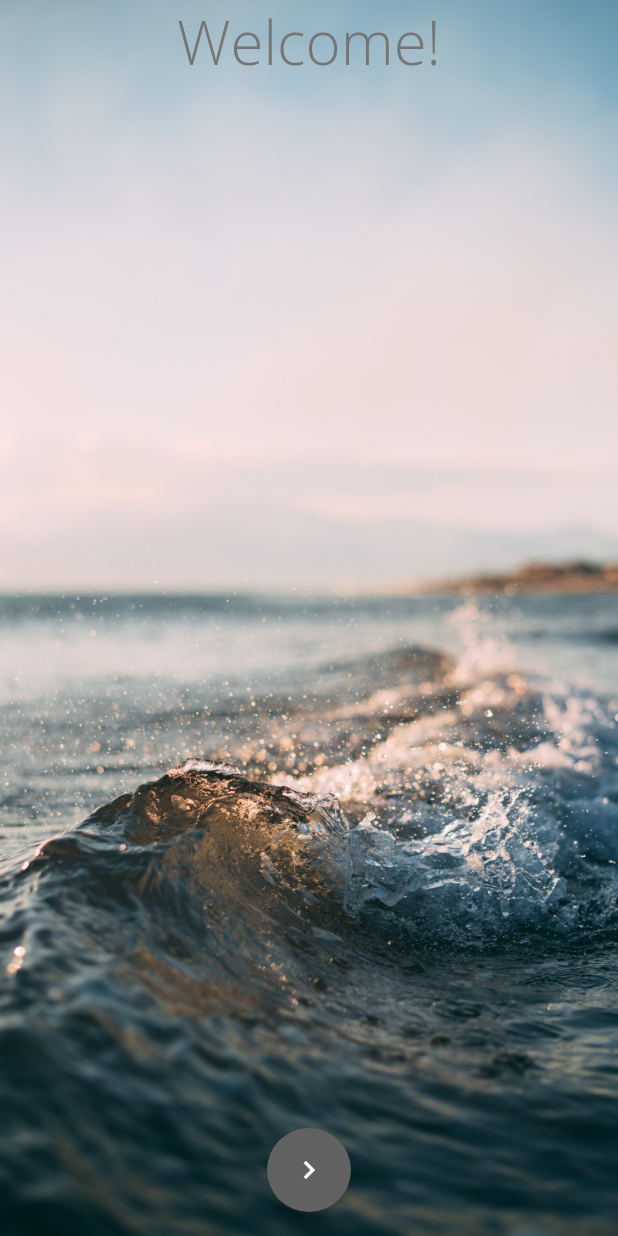
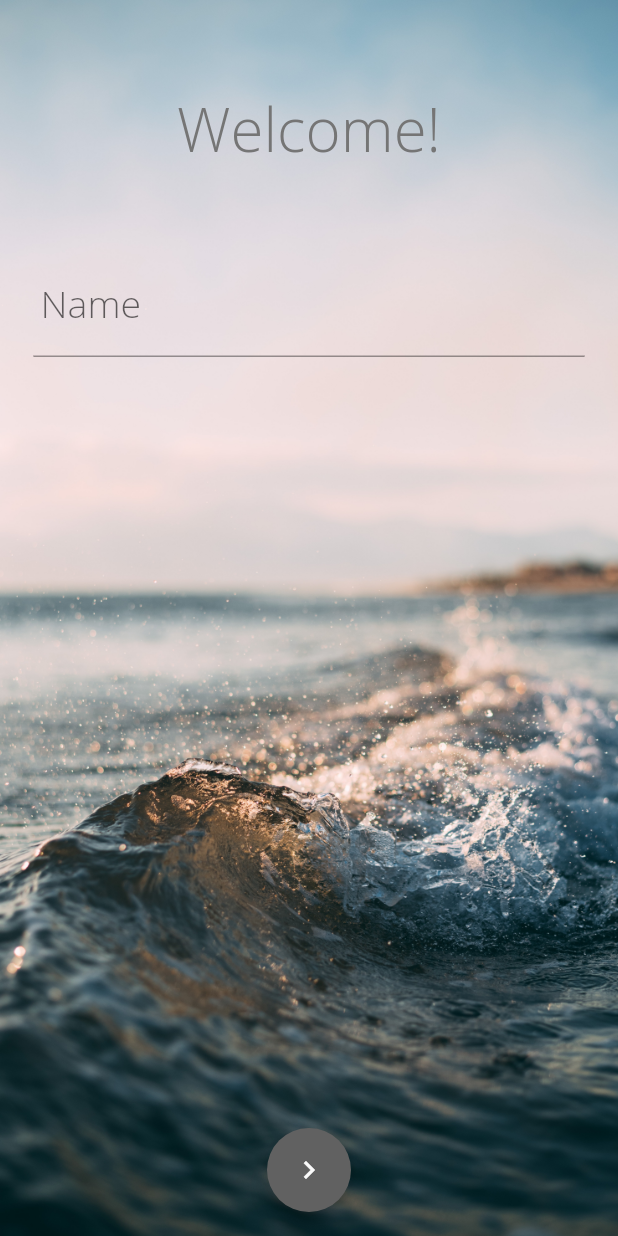
Before and after one commit to Ashilesh/Money_control, a Flutter app: the screen it shows after launch, on a phone screen of 412 x 824 dp. Run offline on Flutter 3.47's test engine with Material 2 defaults, Android fonts, the phone set to English and light mode, and no system bars.

Commit message:
added textfield to welcome page

```diff
--- a/lib/welcome.dart
+++ b/lib/welcome.dart
@@ -6,13 +6,18 @@ import 'dart:ui';
 import 'package:flutter/material.dart';
 
 class MyApp extends StatelessWidget {
+
   @override
   Widget build(BuildContext context) {
     return MaterialApp(
-
+        theme: ThemeData(
+          // to give colors to theme
+          primaryColor: Colors.grey[600]
+        ),
         home: Scaffold(
           floatingActionButtonLocation: FloatingActionButtonLocation.centerFloat,
 
+          // floating action button
           floatingActionButton: FloatingActionButton(
            onPressed: null,
            backgroundColor: Colors.grey[700],
@@ -32,7 +37,9 @@ class MyApp extends StatelessWidget {
                   child: Column(
                       mainAxisAlignment: MainAxisAlignment.start,
                       children: <Widget>[
+                        Spacer(flex: 1),
 
+                        // Welcome text
                         Row(
                            children: <Widget>[
                              Expanded(
@@ -46,7 +53,43 @@ class MyApp extends StatelessWidget {
                                ),
                              )
                            ],
-                         )
+                         ),
+                        Spacer(flex: 1),
+
+                        // textfield
+                        Row(
+                          children: <Widget>[
+                            Expanded(
+                              child: Container(
+                                padding: EdgeInsets.fromLTRB(22, 0, 22, 0),
+
+                                child: TextField(
+                                  textInputAction: TextInputAction.done,
+                                  textCapitalization: TextCapitalization.sentences,
+                                  style:  TextStyle(
+                                      fontFamily: 'OpenSans',
+                                      fontSize: 25,
+
+                                  ),
+                                  cursorColor: Colors.grey[600  ],
+
+
+
+                                  decoration: InputDecoration(
+                                    border: UnderlineInputBorder(
+                                      borderRadius: BorderRadius.circular(1),
+                                    ),
+
+                                      labelText: 'Name',
+
+                                      contentPadding: EdgeInsets.fromLTRB(5, 5, 5, 5),
+                                  ),
+                                ),
+                              ),
+                            )
+                          ],
+                        ),
+                        Spacer(flex: 10,)
 
               ],
             ),
```
